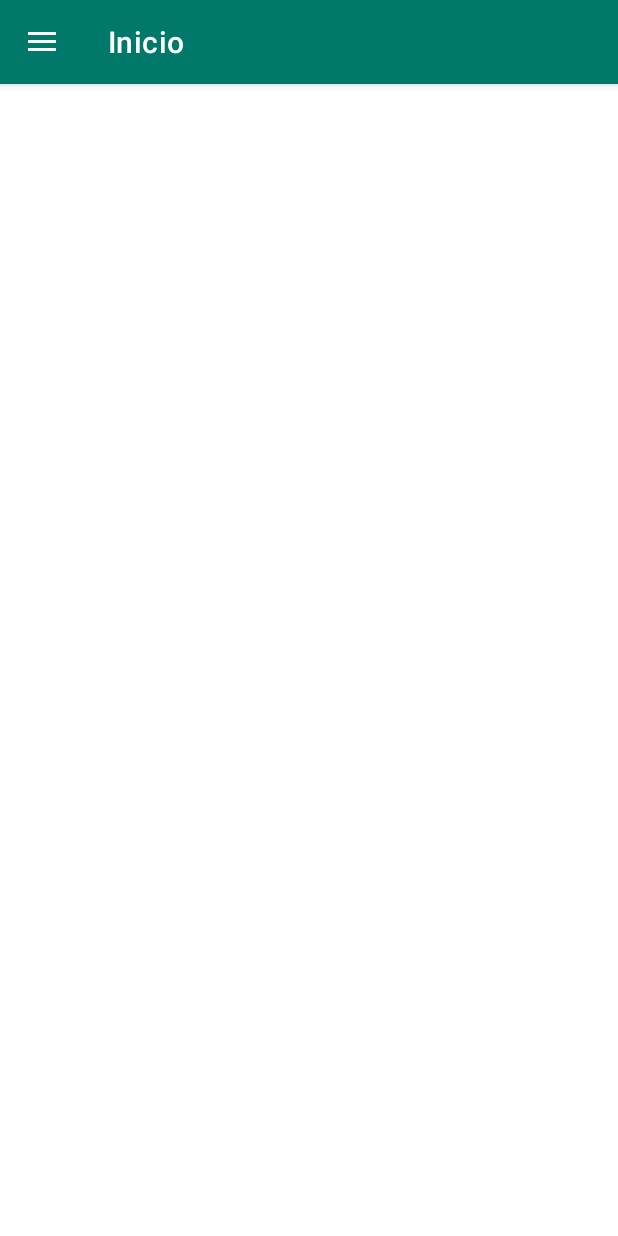
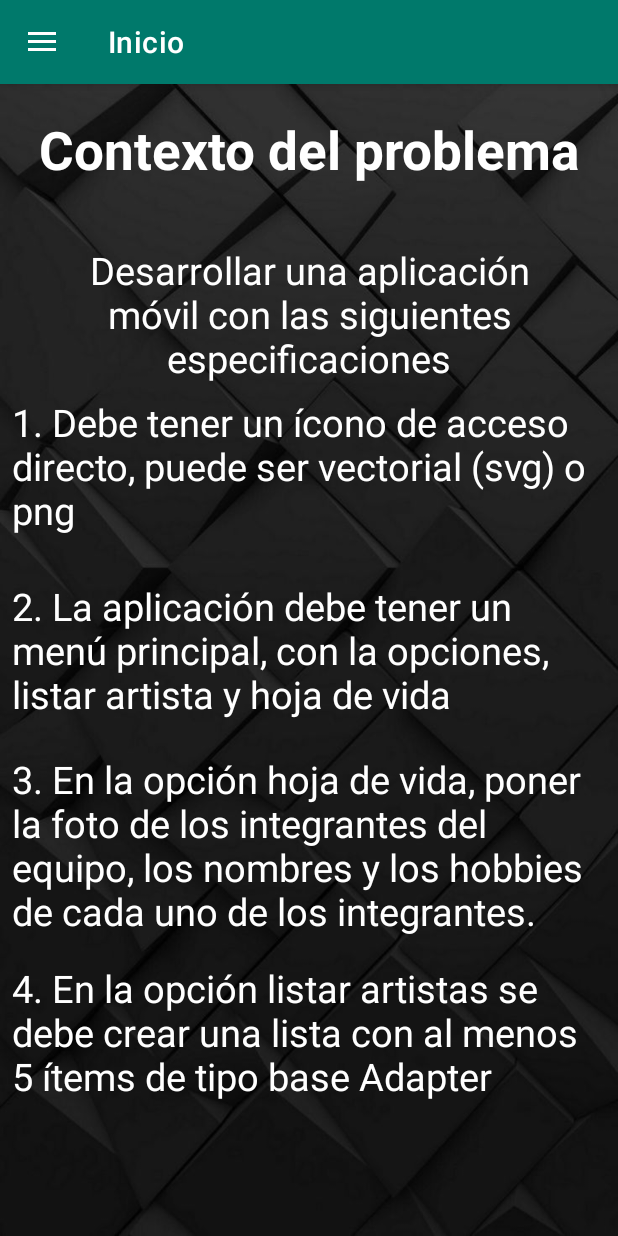
Before and after one commit to EmerAlex/PresentacionyCanciones, an Android app: the screen it shows after launch (MainActivity), on a phone screen of 412 x 824 dp. Run offline under Robolectric (Android 15) with nearby library versions, the phone set to English and light mode, and no system bars; our stand-ins replace navigation-ui.

Commit message:
Se añade contenido de inicio e imagenes de artistas

```diff
--- a/app/src/main/java/com/uco/presentacionycanciones/CancionActivity.java
+++ b/app/src/main/java/com/uco/presentacionycanciones/CancionActivity.java
@@ -94,14 +94,12 @@ public class CancionActivity extends AppCompatActivity {
     }
 
     private void cargarInformacion(){
-
         canciones = new ArrayList<>();
         canciones.add(new Cancion(R.drawable.logoquuen,R.raw.anotheronebites,getString(R.string.quuen),getString(R.string.theGame),getString(R.string.anotheOneBites)));
         canciones.add(new Cancion(R.drawable.logobeatles,R.raw.help,getString(R.string.beatles),getString(R.string.help),getString(R.string.help)));
         canciones.add(new Cancion(R.drawable.logosoad,R.raw.aerials,getString(R.string.soad),getString(R.string.toxicity),getString(R.string.aerials)));
         canciones.add(new Cancion(R.drawable.logocultura,R.raw.ilegal,getString(R.string.culturaProfetica),getString(R.string.dulzura),getString(R.string.ilegal)));
         canciones.add(new Cancion(R.drawable.logopuerocandelaria,R.raw.senderitodeamor,getString(R.string.puestoCandelaria),getString(R.string.cantinalafoule),getString(R.string.senderitodeAmor)));
-
     }
 
 }
--- a/app/src/main/java/com/uco/presentacionycanciones/ui/inicio/InicioFragment.java
+++ b/app/src/main/java/com/uco/presentacionycanciones/ui/inicio/InicioFragment.java
@@ -20,7 +20,6 @@ public class InicioFragment extends Fragment {
     public View onCreateView(@NonNull LayoutInflater inflater,
                              ViewGroup container, Bundle savedInstanceState) {
         View root = inflater.inflate(R.layout.fragment_inicio, container, false);
-        final TextView textView = root.findViewById(R.id.text_home);
         return root;
     }
 }
--- a/app/src/main/res/layout/fragment_inicio.xml
+++ b/app/src/main/res/layout/fragment_inicio.xml
@@ -4,19 +4,118 @@
     xmlns:tools="http://schemas.android.com/tools"
     android:layout_width="match_parent"
     android:layout_height="match_parent"
-    tools:context=".ui.inicio.InicioFragment">
+    tools:context=".ui.inicio.InicioFragment"
+    android:background="@drawable/fondoinicio">
 
     <TextView
-        android:id="@+id/text_home"
-        android:layout_width="match_parent"
+        android:id="@+id/textView"
+        android:layout_width="0dp"
+        android:layout_height="wrap_content"
+        android:layout_marginStart="8dp"
+        android:layout_marginTop="20dp"
+        android:layout_marginEnd="8dp"
+        android:layout_marginBottom="8dp"
+        android:text="@string/tituloInicio"
+        android:textSize="35dp"
+        android:textColor="@color/white"
+        android:textStyle="bold"
+        android:textAlignment="center"
+        android:gravity="center"
+        app:layout_constraintBottom_toBottomOf="parent"
+        app:layout_constraintEnd_toEndOf="parent"
+        app:layout_constraintStart_toStartOf="parent"
+        app:layout_constraintTop_toTopOf="parent"
+        app:layout_constraintVertical_bias="0.0" />
+
+    <TextView
+        android:id="@+id/textView2"
+        android:layout_width="0dp"
+        android:layout_height="wrap_content"
+        android:layout_marginStart="16dp"
+        android:layout_marginTop="15dp"
+        android:layout_marginEnd="16dp"
+        android:gravity="center"
+        android:text="@string/contenidoInicio"
+        android:textAlignment="center"
+        android:textColor="@color/white"
+        android:textSize="25dp"
+        app:layout_constraintBottom_toBottomOf="parent"
+        app:layout_constraintEnd_toEndOf="parent"
+        app:layout_constraintStart_toStartOf="parent"
+        app:layout_constraintTop_toBottomOf="@+id/textView"
+        app:layout_constraintVertical_bias="0.04000002" />
+
+    <TextView
+        android:id="@+id/textView3"
+        android:layout_width="0dp"
         android:layout_height="wrap_content"
         android:layout_marginStart="8dp"
         android:layout_marginTop="8dp"
         android:layout_marginEnd="8dp"
-        android:textAlignment="center"
-        android:textSize="20sp"
+        android:layout_marginBottom="8dp"
+        android:text="@string/primerPunto"
+        android:textAlignment="viewStart"
+        android:textColor="@color/white"
+        android:textSize="25dp"
         app:layout_constraintBottom_toBottomOf="parent"
         app:layout_constraintEnd_toEndOf="parent"
         app:layout_constraintStart_toStartOf="parent"
-        app:layout_constraintTop_toTopOf="parent" />
+        app:layout_constraintTop_toBottomOf="@+id/textView2"
+        app:layout_constraintVertical_bias="0.0" />
+
+    <TextView
+        android:id="@+id/textView4"
+        android:layout_width="0dp"
+        android:layout_height="wrap_content"
+        android:layout_marginStart="8dp"
+        android:layout_marginTop="8dp"
+        android:layout_marginEnd="8dp"
+        android:layout_marginBottom="8dp"
+        android:text="@string/cuartoPunto"
+        android:textAlignment="viewStart"
+        android:textColor="@color/white"
+        android:textSize="25dp"
+        app:layout_constraintBottom_toBottomOf="parent"
+        app:layout_constraintEnd_toEndOf="parent"
+        app:layout_constraintHorizontal_bias="0.501"
+        app:layout_constraintStart_toStartOf="parent"
+        app:layout_constraintTop_toBottomOf="@+id/textView6"
+        app:layout_constraintVertical_bias="0.094" />
+
+    <TextView
+        android:id="@+id/textView5"
+        android:layout_width="0dp"
+        android:layout_height="wrap_content"
+        android:layout_marginStart="8dp"
+        android:layout_marginTop="8dp"
+        android:layout_marginEnd="8dp"
+        android:layout_marginBottom="8dp"
+        android:text="@string/segundoPunto"
+        android:textAlignment="viewStart"
+        android:textColor="@color/white"
+        android:textSize="25dp"
+        app:layout_constraintBottom_toBottomOf="parent"
+        app:layout_constraintEnd_toEndOf="parent"
+        app:layout_constraintStart_toStartOf="parent"
+        app:layout_constraintTop_toBottomOf="@+id/textView3"
+        app:layout_constraintVertical_bias="0.060000002" />
+
+    <TextView
+        android:id="@+id/textView6"
+        android:layout_width="0dp"
+        android:layout_height="wrap_content"
+        android:layout_marginStart="8dp"
+        android:layout_marginTop="8dp"
+        android:layout_marginEnd="8dp"
+        android:layout_marginBottom="8dp"
+        android:text="@string/tercerPunto"
+        android:textAlignment="viewStart"
+        android:textColor="@color/white"
+        android:textSize="25dp"
+        app:layout_constraintBottom_toBottomOf="parent"
+        app:layout_constraintEnd_toEndOf="parent"
+        app:layout_constraintHorizontal_bias="0.498"
+        app:layout_constraintStart_toStartOf="parent"
+        app:layout_constraintTop_toBottomOf="@+id/textView5"
+        app:layout_constraintVertical_bias="0.069" />
 </androidx.constraintlayout.widget.ConstraintLayout>
--- a/app/src/main/res/layout/fragment_presentacion.xml
+++ b/app/src/main/res/layout/fragment_presentacion.xml
@@ -32,12 +32,14 @@
         android:layout_marginTop="30dp"
         android:layout_marginEnd="8dp"
         android:layout_marginBottom="8dp"
+        android:background="@drawable/fotoemer"
         android:src="@drawable/ic_menu_presentacion"
         app:layout_constraintBottom_toBottomOf="parent"
         app:layout_constraintEnd_toEndOf="parent"
         app:layout_constraintStart_toStartOf="parent"
         app:layout_constraintTop_toBottomOf="@+id/tituloBiografias"
-        app:layout_constraintVertical_bias="0.0" />
+        app:layout_constraintVertical_bias="0.0"
+        tools:visibility="visible" />
 
     <TextView
         android:id="@+id/nombreUsuario1"
@@ -79,6 +81,7 @@
         android:layout_width="160dp"
         android:layout_height="160dp"
         android:layout_marginStart="8dp"
+        android:background="@drawable/fotoangel"
         android:layout_marginTop="30dp"
         android:layout_marginEnd="8dp"
         android:layout_marginBottom="8dp"
@@ -107,7 +110,7 @@
         app:layout_constraintHorizontal_bias="0.0"
         app:layout_constraintStart_toStartOf="parent"
         app:layout_constraintTop_toBottomOf="@+id/imagenUnusario2"
-        app:layout_constraintVertical_bias="0.0" />
+        app:layout_constraintVertical_bias="0.011" />
 
     <TextView
         android:id="@+id/descripcionUsuario2"
--- a/app/src/main/res/values-night/strings.xml
+++ b/app/src/main/res/values-night/strings.xml
@@ -36,6 +36,8 @@
     <string name="tituloCanciones">Reproductor</string>
     <string name="tituloAplicacion">Presentación y Artistas</string>
     <string name="nombreUsuario2">Ángel Steward Ríos</string>
+    <string name="tituloInicio">Contexto del problema</string>
+    <string name="primerPunto">1. Debe tener un ícono de acceso directo, puede ser vectorial (svg) o png</string>
 
 
 </resources>
--- a/app/src/main/res/values/strings.xml
+++ b/app/src/main/res/values/strings.xml
@@ -6,7 +6,7 @@
     <string name="nav_header_desc">Navigation header</string>
     <string name="nombreUsuario1">Emerson Alexis Quinchia Hincapie</string>
     <string name="tituloBiografia">Presentación y Hobbies</string>
-    <string name="descripcionUsuario1">Descripsión del usuario</string>
+    <string name="descripcionUsuario1">Viajar</string>
     <string name="buscarArtista">Ingrese el Nombre del Artista</string>
     <string name="tituloArtista">Artistas</string>
     <string name="menuInicio">Inicio</string>
@@ -34,8 +34,14 @@
     <string name="menuPresentacion">Presentación</string>
     <string name="tituloCanciones">Reproductor</string>
     <string name="tituloAplicacion">Presentación y Artistas</string>
-    <string name="nombreUsuario2">Ángel Steward Ríos</string>
-    <string name="descripcionUsuario2">Aque va descripsiasdasdasd</string>
+    <string name="nombreUsuario2">Ángel Stward Ríos</string>
+    <string name="descripcionUsuario2">Montar moto</string>
+    <string name="tituloInicio">Contexto del problema</string>
+    <string name="contenidoInicio">Desarrollar una aplicación móvil con las siguientes especificaciones</string>
+    <string name="primerPunto">1. Debe tener un ícono de acceso directo, puede ser vectorial (svg) o png</string>
+    <string name="cuartoPunto">4. En la opción listar artistas se debe crear una lista con al menos 5 ítems de tipo base Adapter</string>
+    <string name="segundoPunto">2. La aplicación debe tener un menú principal, con la opciones, listar artista y hoja de vida</string>
+    <string name="tercerPunto">3. En la opción hoja de vida, poner la foto de los integrantes del equipo, los nombres y los hobbies de cada uno de los integrantes.</string>
 
 
 </resources>
```
Also changed, not shown: app/src/main/res/drawable/fondoinicio.jpg (added), app/src/main/res/drawable/fotoangel.png (added), app/src/main/res/drawable/fotoemer.jpg (added).
